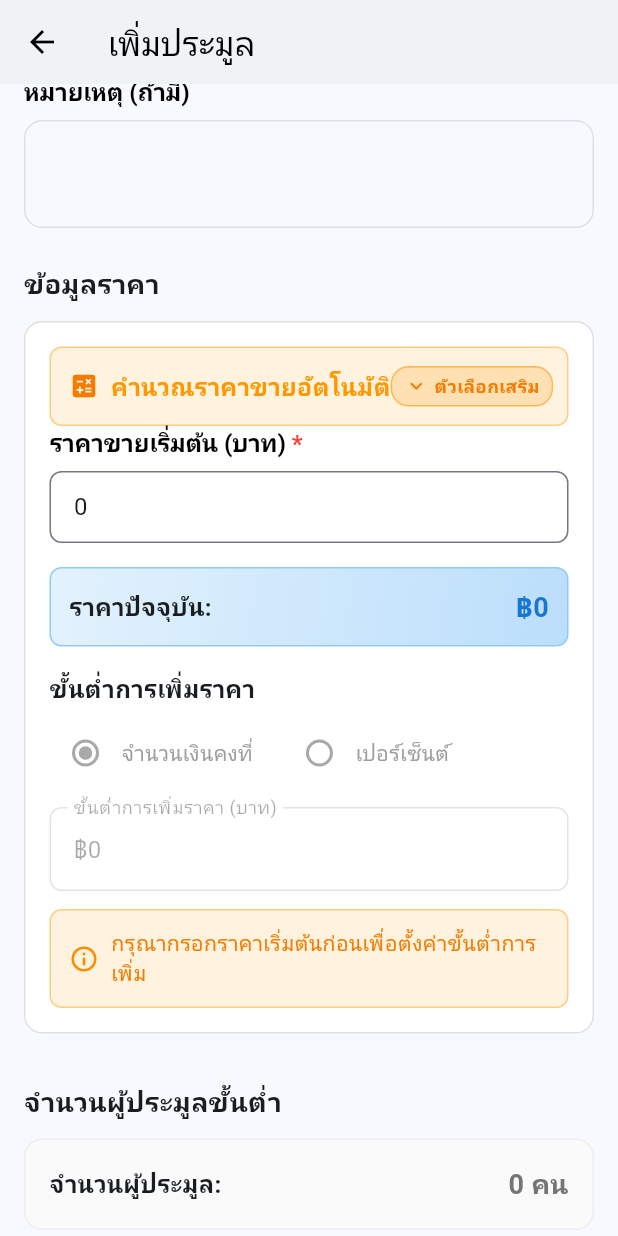
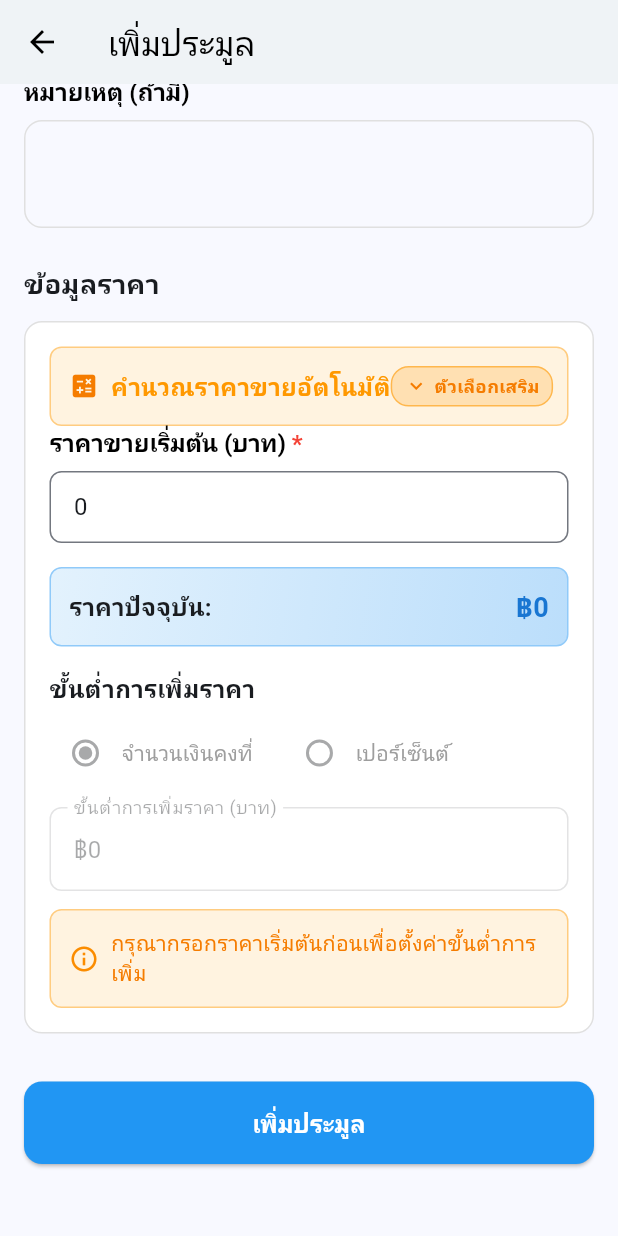
Before and after one commit to nickisgod1234/e_auction, a Flutter app: the AddAuctionPage screen opened directly, scrolled down 894 dp, on a phone screen of 412 x 824 dp. Run offline on Flutter 3.47's test engine with Material 3 defaults, Android fonts, the phone set to English and light mode, and no system bars; our stand-ins replace another_flushbar, bot_toast, dio, flutter_local_notifications, font_awesome_flutter, google_fonts and 3 more; accounts and stored records are empty; network calls fail.

Commit message:
ซ่อนส่วนที่ไม่ได้ใช้ออก ชื่อและเบอโทร

```diff
--- a/lib/views/first_page/add_auction_page/add_auction_page.dart
+++ b/lib/views/first_page/add_auction_page/add_auction_page.dart
@@ -240,16 +240,16 @@
               ),
 
               // Bidder Count Section
-              AddAuctionWidgets.buildBidderCountSection(
-                bidderCount: 0,
-                onBidderCountChanged: (value) {}, // ไม่ใช้ callback
-              ),
+              // AddAuctionWidgets.buildBidderCountSection(
+              //   bidderCount: 0,
+              //   onBidderCountChanged: (value) {}, // ไม่ใช้ callback
+              // ),
 
               // Seller Info Section
-              AddAuctionWidgets.buildSellerInfoSection(
-                sellerNameController: _state.sellerNameController,
-                sellerPhoneController: _state.sellerPhoneController,
-              ),
+              // AddAuctionWidgets.buildSellerInfoSection(
+              //   sellerNameController: _state.sellerNameController,
+              //   sellerPhoneController: _state.sellerPhoneController,
+              // ),
 
               // Submit Button
               Container(
```
